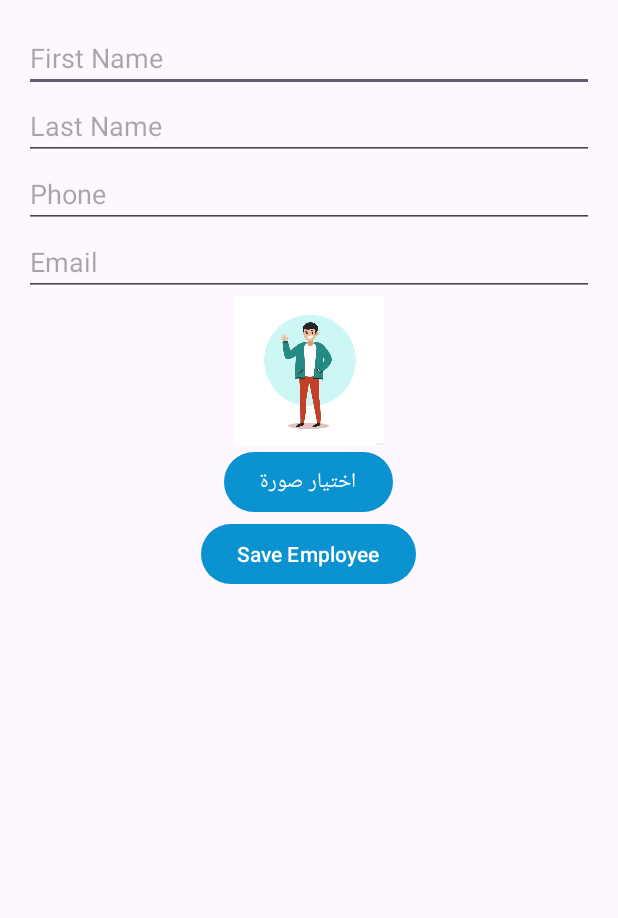
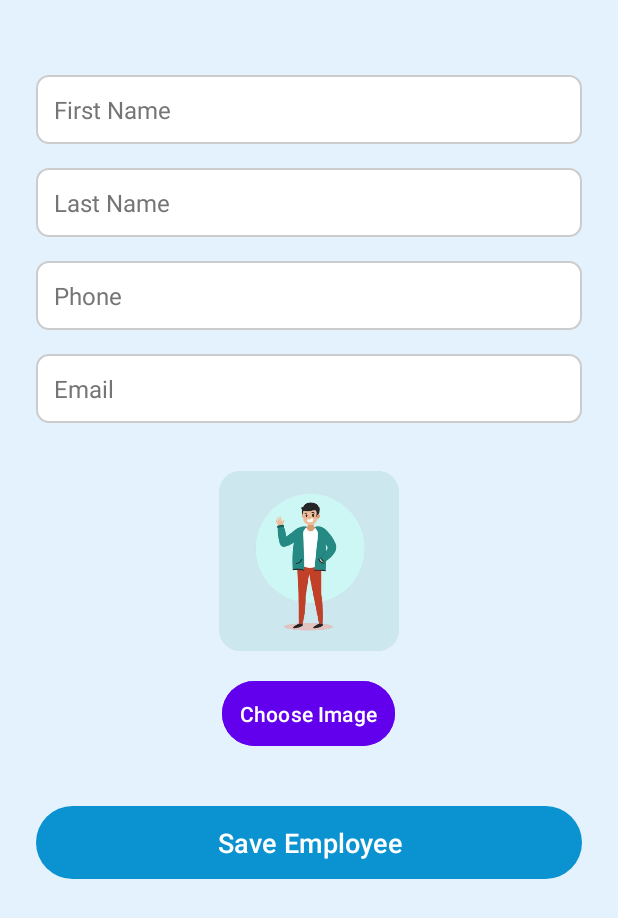
Before and after one commit to mohakr28/miniprojet, an Android app: the screen it shows after launch (AddEmployeeActivity), after a tap on "Add Employee", on a phone screen of 412 x 824 dp. Shown: the top 918 px of the screen. Run offline under Robolectric (Android 15) with nearby library versions, the phone set to English and light mode, and no system bars.

Commit message:
before last commit

```diff
--- a/app/src/main/java/com/example/mini_projet/MainActivity.java
+++ b/app/src/main/java/com/example/mini_projet/MainActivity.java
@@ -25,15 +25,13 @@ import java.util.List;
 
 public class MainActivity extends AppCompatActivity {
 
-    private static final int REQUEST_MEDIA_PERMISSION = 1; // Request code for media permission
+    private static final int REQUEST_MEDIA_PERMISSION = 1;
     private RecyclerView recyclerView;
     private EmployeeAdapter adapter;
     private EmployeeDatabaseHelper dbHelper;
     private Button addEmployeeButton;
     private EditText searchEditText;
     private Spinner viewModeSpinner;
-    private static final int REQUEST_CALL_PERMISSION = 1;
-    private static final int REQUEST_SMS_PERMISSION = 2;
 
     @Override
     protected void onCreate(Bundle savedInstanceState) {
@@ -121,6 +119,9 @@ public class MainActivity extends AppCompatActivity {
                 }
 
                 editor.apply(); // Save the selected mode
+
+                // Update the adapter to reflect the new view mode
+                updateAdapterViewType(position == 1); // Pass true for grid view, false for list view
             }
 
             @Override
@@ -131,74 +132,31 @@ public class MainActivity extends AppCompatActivity {
         });
     }
 
-    // Function to check if media permissions are granted
-    private void checkStoragePermissions() {
-        if (Build.VERSION.SDK_INT >= Build.VERSION_CODES.TIRAMISU) {
-            // For Android 13 and above, request READ_MEDIA_IMAGES
-            if (ContextCompat.checkSelfPermission(this, android.Manifest.permission.READ_MEDIA_IMAGES) != PackageManager.PERMISSION_GRANTED) {
-                ActivityCompat.requestPermissions(this, new String[]{android.Manifest.permission.READ_MEDIA_IMAGES}, REQUEST_MEDIA_PERMISSION);
-            }
-        } else {
-            // For older versions, request READ_EXTERNAL_STORAGE
-            if (ContextCompat.checkSelfPermission(this, android.Manifest.permission.READ_EXTERNAL_STORAGE) != PackageManager.PERMISSION_GRANTED) {
-                ActivityCompat.requestPermissions(this, new String[]{android.Manifest.permission.READ_EXTERNAL_STORAGE}, REQUEST_MEDIA_PERMISSION);
-            }
-        }
-        // Check and request call permission
-        if (ContextCompat.checkSelfPermission(this, android.Manifest.permission.CALL_PHONE) != PackageManager.PERMISSION_GRANTED) {
-            ActivityCompat.requestPermissions(this, new String[]{android.Manifest.permission.CALL_PHONE}, REQUEST_CALL_PERMISSION);
-        }
-
-        // Check and request SMS permission
-        if (ContextCompat.checkSelfPermission(this, android.Manifest.permission.SEND_SMS) != PackageManager.PERMISSION_GRANTED) {
-            ActivityCompat.requestPermissions(this, new String[]{android.Manifest.permission.SEND_SMS}, REQUEST_SMS_PERMISSION);
-        }
-    }
-
-    // Function to handle the result of permission requests
-    @Override
-    public void onRequestPermissionsResult(int requestCode, String[] permissions, int[] grantResults) {
-        super.onRequestPermissionsResult(requestCode, permissions, grantResults);
-
-        if (requestCode == REQUEST_MEDIA_PERMISSION) {
-            if (grantResults.length > 0 && grantResults[0] == PackageManager.PERMISSION_GRANTED) {
-                Toast.makeText(this, "Media access permission granted", Toast.LENGTH_SHORT).show();
-            } else {
-                Toast.makeText(this, "Media access permission denied", Toast.LENGTH_SHORT).show();
-            }
-        }
-        if (requestCode == REQUEST_CALL_PERMISSION) {
-            if (grantResults.length > 0 && grantResults[0] == PackageManager.PERMISSION_GRANTED) {
-                Toast.makeText(this, "Call permission granted", Toast.LENGTH_SHORT).show();
-            } else {
-                Toast.makeText(this, "Call permission denied", Toast.LENGTH_SHORT).show();
-            }
-        }
-        if (requestCode == REQUEST_SMS_PERMISSION) {
-            if (grantResults.length > 0 && grantResults[0] == PackageManager.PERMISSION_GRANTED) {
-                Toast.makeText(this, "SMS permission granted", Toast.LENGTH_SHORT).show();
-            } else {
-                Toast.makeText(this, "SMS permission denied", Toast.LENGTH_SHORT).show();
-            }
-        }
-    }
-
     // Function to load employees from the database and update the RecyclerView
     private void loadEmployees() {
         List<Employee> employees = dbHelper.getAllEmployees();
-        boolean isGridView = true;
+        SharedPreferences preferences = getSharedPreferences("ViewModePrefs", MODE_PRIVATE);
+        String savedViewMode = preferences.getString("view_mode", "list");
+        boolean isGridView = "grid".equals(savedViewMode);
+
         if (adapter == null) {
             adapter = new EmployeeAdapter(employees, employee -> {
                 dbHelper.deleteEmployee(employee.getId());
                 Toast.makeText(MainActivity.this, "Employee deleted", Toast.LENGTH_SHORT).show();
                 loadEmployees(); // Refresh the list after deletion
-            },isGridView);
+            }, isGridView);
             recyclerView.setAdapter(adapter);
         } else {
             adapter.updateEmployeeList(employees);
         }
     }
 
+    // Function to update the adapter view type (list or grid)
+    private void updateAdapterViewType(boolean isGridView) {
+        if (adapter != null) {
+            adapter.updateViewType(isGridView); // Update the adapter to switch between list/grid
+        }
+    }
 
     // Function to filter employees based on the search query
     private void filterEmployees(String query) {
--- a/app/src/main/res/layout/activity_add_employee.xml
+++ b/app/src/main/res/layout/activity_add_employee.xml
@@ -1,53 +1,97 @@
 <LinearLayout xmlns:android="http://schemas.android.com/apk/res/android"
     android:layout_width="match_parent"
     android:layout_height="match_parent"
+    android:background="@color/colorBackground"
     android:orientation="vertical"
-    android:padding="16dp">
+    android:paddingHorizontal="24dp"
+    android:paddingTop="50dp"
+    android:paddingBottom="24dp">
 
+    <!-- First Name EditText -->
     <EditText
         android:id="@+id/firstNameEditText"
         android:layout_width="match_parent"
         android:layout_height="wrap_content"
-        android:hint="First Name" />
+        android:layout_marginBottom="16dp"
+        android:background="@drawable/spinner_popup_background"
+        android:hint="First Name"
+        android:padding="12dp"
+        android:textColor="@color/colorPrimaryDark"
+        android:textColorHint="@color/colorTextSecondary"
+        android:textSize="16sp" />
 
+    <!-- Last Name EditText -->
     <EditText
         android:id="@+id/lastNameEditText"
         android:layout_width="match_parent"
         android:layout_height="wrap_content"
-        android:hint="Last Name" />
+        android:layout_marginBottom="16dp"
+        android:background="@drawable/spinner_popup_background"
+        android:hint="Last Name"
+        android:padding="12dp"
+        android:textColor="@color/colorPrimaryDark"
+        android:textColorHint="@color/colorTextSecondary"
+        android:textSize="16sp" />
 
+    <!-- Phone EditText -->
     <EditText
         android:id="@+id/phoneEditText"
         android:layout_width="match_parent"
         android:layout_height="wrap_content"
-        android:hint="Phone" />
+        android:layout_marginBottom="16dp"
+        android:background="@drawable/spinner_popup_background"
+        android:hint="Phone"
+        android:padding="12dp"
+        android:textColor="@color/colorPrimaryDark"
+        android:textColorHint="@color/colorTextSecondary"
+        android:textSize="16sp" />
 
+    <!-- Email EditText -->
     <EditText
         android:id="@+id/emailEditText"
         android:layout_width="match_parent"
         android:layout_height="wrap_content"
-        android:hint="Email" />
+        android:layout_marginBottom="16dp"
+        android:background="@drawable/spinner_popup_background"
+        android:hint="Email"
+        android:padding="12dp"
+        android:textColor="@color/colorPrimaryDark"
+        android:textColorHint="@color/colorTextSecondary"
+        android:textSize="16sp" />
 
+    <!-- Employee Image -->
     <ImageView
         android:id="@+id/employeeImageView"
-        android:layout_width="100dp"
-        android:layout_height="100dp"
-        android:src="@drawable/ic_person"
+        android:layout_width="120dp"
+        android:layout_height="120dp"
         android:layout_gravity="center"
-        android:contentDescription="Employee Image" />
+        android:layout_marginTop="16dp"
+        android:layout_marginBottom="16dp"
+        android:background="@drawable/rounded_background"
+        android:contentDescription="Employee Image"
+        android:src="@drawable/ic_person" />
 
+    <!-- Choose Image Button -->
     <Button
         android:id="@+id/chooseImageButton"
-        android:text="اختيار صورة"
+        android:layout_width="wrap_content"
+        android:layout_height="wrap_content"
         android:layout_gravity="center"
-        android:layout_width="wrap_content"
-        android:layout_height="wrap_content" />
+        android:layout_marginBottom="16dp"
+        android:backgroundTint="#6200EE"
+        android:padding="12dp"
+        android:text="Choose Image"
+        android:textColor="#ffffff" />
 
-
+    <!-- Save Button -->
     <Button
         android:id="@+id/saveButton"
-        android:layout_width="wrap_content"
+        android:layout_width="match_parent"
         android:layout_height="wrap_content"
+        android:layout_gravity="center"
+        android:layout_marginTop="16dp"
+        android:padding="12dp"
         android:text="Save Employee"
-        android:layout_gravity="center" />
+        android:textColor="#ffffff"
+        android:textSize="18sp"/>
 </LinearLayout>
--- a/app/src/main/res/layout/activity_edit_employee.xml
+++ b/app/src/main/res/layout/activity_edit_employee.xml
@@ -3,12 +3,13 @@
     android:layout_width="match_parent"
     android:layout_height="match_parent"
     android:background="@color/colorBackground"
-    android:padding="16dp">
+    android:paddingHorizontal="24dp"
+    android:paddingTop="50dp"
+    android:paddingBottom="24dp">
 
     <LinearLayout
         android:layout_width="match_parent"
         android:layout_height="wrap_content"
-        android:background="@drawable/rounded_background"
         android:gravity="center_horizontal|center_vertical"
         android:orientation="vertical"
         android:padding="16dp">
--- a/app/src/main/res/layout/item_employee.xml
+++ b/app/src/main/res/layout/item_employee.xml
@@ -22,6 +22,5 @@
         android:text="Toggle View"
         app:layout_constraintEnd_toEndOf="parent"
         app:layout_constraintBottom_toBottomOf="parent"
-        app:layout_constraintMarginBottom="16dp"
-        app:layout_constraintMarginEnd="16dp" />
+ />
 </androidx.constraintlayout.widget.ConstraintLayout>
--- a/app/src/main/res/layout/item_employee_grid.xml
+++ b/app/src/main/res/layout/item_employee_grid.xml
@@ -6,7 +6,7 @@
     android:layout_margin="8dp"
     android:background="@drawable/rounded_background"
     android:elevation="4dp"
-    android:gravity="center_vertical"
+    android:gravity="center_horizontal|center_vertical"
     android:orientation="horizontal">
 
 
```
Also changed, not shown: app/src/main/java/com/example/mini_projet/EmployeeActivity.java (deleted, +0 -65 lines), app/src/main/java/com/example/mini_projet/EmployeeAdapter.java (+27 -23 lines), app/src/main/res/drawable/ic_person.jpg (deleted), app/src/main/res/drawable/ic_person.png (added).
